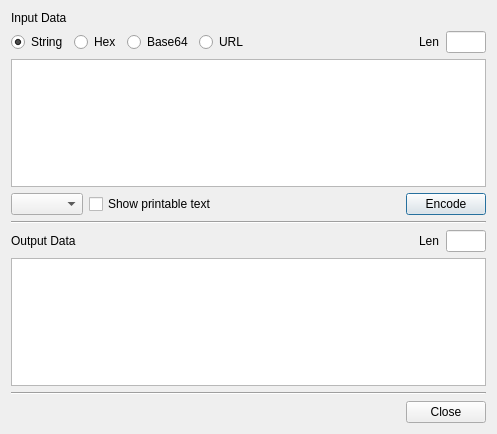
The window that BerEditor/data_encoder_dlg.ui (jykim74/BerEditor) describes before a commit, drawn with Qt 5.
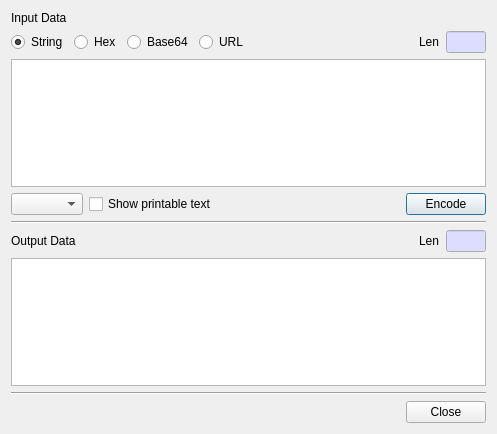
The same window after the commit.

Commit message: Read Only UI 색 지정

Diff of the .ui file:
```diff
--- a/BerEditor/data_encoder_dlg.ui
+++ b/BerEditor/data_encoder_dlg.ui
@@ -127,6 +127,43 @@
          <height>16777215</height>
         </size>
        </property>
+       <property name="palette">
+        <palette>
+         <active>
+          <colorrole role="Base">
+           <brush brushstyle="SolidPattern">
+            <color alpha="255">
+             <red>221</red>
+             <green>221</green>
+             <blue>255</blue>
+            </color>
+           </brush>
+          </colorrole>
+         </active>
+         <inactive>
+          <colorrole role="Base">
+           <brush brushstyle="SolidPattern">
+            <color alpha="255">
+             <red>221</red>
+             <green>221</green>
+             <blue>255</blue>
+            </color>
+           </brush>
+          </colorrole>
+         </inactive>
+         <disabled>
+          <colorrole role="Base">
+           <brush brushstyle="SolidPattern">
+            <color alpha="255">
+             <red>240</red>
+             <green>240</green>
+             <blue>240</blue>
+            </color>
+           </brush>
+          </colorrole>
+         </disabled>
+        </palette>
+       </property>
        <property name="readOnly">
         <bool>true</bool>
        </property>
@@ -184,6 +221,43 @@
          <height>16777215</height>
         </size>
        </property>
+       <property name="palette">
+        <palette>
+         <active>
+          <colorrole role="Base">
+           <brush brushstyle="SolidPattern">
+            <color alpha="255">
+             <red>221</red>
+             <green>221</green>
+             <blue>255</blue>
+            </color>
+           </brush>
+          </colorrole>
+         </active>
+         <inactive>
+          <colorrole role="Base">
+           <brush brushstyle="SolidPattern">
+            <color alpha="255">
+             <red>221</red>
+             <green>221</green>
+             <blue>255</blue>
+            </color>
+           </brush>
+          </colorrole>
+         </inactive>
+         <disabled>
+          <colorrole role="Base">
+           <brush brushstyle="SolidPattern">
+            <color alpha="255">
+             <red>240</red>
+             <green>240</green>
+             <blue>240</blue>
+            </color>
+           </brush>
+          </colorrole>
+         </disabled>
+        </palette>
+       </property>
        <property name="readOnly">
         <bool>true</bool>
        </property>
```
The commit also changes 6 other files.
